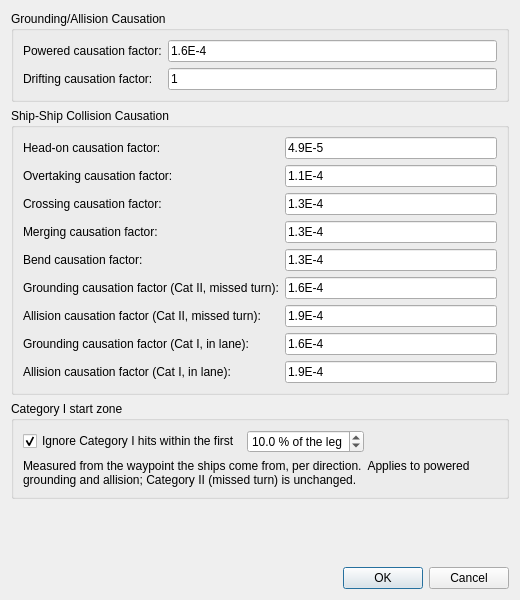
Qt form ui/causation_factors.ui (axelande/OMRAT) before a commit.
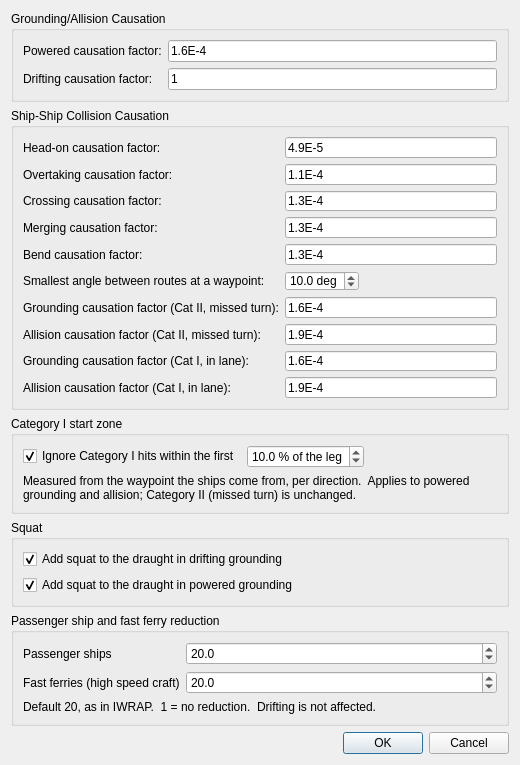
The same form after that commit.

Commit message: Update to version 18.1 fixing import/export from IWRAP and bugs documentation

```diff
--- a/ui/causation_factors.ui
+++ b/ui/causation_factors.ui
@@ -7,7 +7,7 @@
     <x>0</x>
     <y>0</y>
     <width>520</width>
-    <height>600</height>
+    <height>640</height>
    </rect>
   </property>
   <property name="windowTitle">
@@ -137,6 +137,38 @@
        </widget>
       </item>
       <item row="5" column="0">
+       <widget class="QLabel" name="labelMinEncounterAngle">
+        <property name="text">
+         <string>Smallest angle between routes at a waypoint:</string>
+        </property>
+        <property name="toolTip">
+         <string>Crossing, merging and bend at a waypoint are counted only for two routes whose arrival courses differ by at least this angle and at most 180 degrees minus it (the crossing formula divides by sin of the angle).  A turn smaller than this angle gives no bend.  Default 10 degrees: the range of validity of Friis-Hansen's crossing equations (10-170 degrees) and IWRAP's limit.</string>
+        </property>
+       </widget>
+      </item>
+      <item row="5" column="1">
+       <widget class="QDoubleSpinBox" name="sbMinEncounterAngle">
+        <property name="toolTip">
+         <string>Crossing, merging and bend at a waypoint are counted only for two routes whose arrival courses differ by at least this angle and at most 180 degrees minus it.  Default 10 degrees (Friis-Hansen's range of validity, IWRAP's limit).</string>
+        </property>
+        <property name="suffix">
+         <string> deg</string>
+        </property>
+        <property name="decimals">
+         <number>1</number>
+        </property>
+        <property name="minimum">
+         <double>1.000000000000000</double>
+        </property>
+        <property name="maximum">
+         <double>45.000000000000000</double>
+        </property>
+        <property name="value">
+         <double>10.000000000000000</double>
+        </property>
+       </widget>
+      </item>
+      <item row="6" column="0">
        <widget class="QLabel" name="labelGroundingCf">
         <property name="text">
          <string>Grounding causation factor (Cat II, missed turn):</string>
@@ -146,14 +178,14 @@
         </property>
        </widget>
       </item>
-      <item row="5" column="1">
+      <item row="6" column="1">
        <widget class="QLineEdit" name="leGroundingCf">
         <property name="text">
          <string>1.6E-4</string>
         </property>
        </widget>
       </item>
-      <item row="6" column="0">
+      <item row="7" column="0">
        <widget class="QLabel" name="labelAllisionCf">
         <property name="text">
          <string>Allision causation factor (Cat II, missed turn):</string>
@@ -163,14 +195,14 @@
         </property>
        </widget>
       </item>
-      <item row="6" column="1">
+      <item row="7" column="1">
        <widget class="QLineEdit" name="leAllisionCf">
         <property name="text">
          <string>1.9E-4</string>
         </property>
        </widget>
       </item>
-      <item row="7" column="0">
+      <item row="8" column="0">
        <widget class="QLabel" name="labelGroundingCat1Cf">
         <property name="text">
          <string>Grounding causation factor (Cat I, in lane):</string>
@@ -180,14 +212,14 @@
         </property>
        </widget>
       </item>
-      <item row="7" column="1">
+      <item row="8" column="1">
        <widget class="QLineEdit" name="leGroundingCat1Cf">
         <property name="text">
          <string>1.6E-4</string>
         </property>
        </widget>
       </item>
-      <item row="8" column="0">
+      <item row="9" column="0">
        <widget class="QLabel" name="labelAllisionCat1Cf">
         <property name="text">
          <string>Allision causation factor (Cat I, in lane):</string>
@@ -197,7 +229,7 @@
         </property>
        </widget>
       </item>
-      <item row="8" column="1">
+      <item row="9" column="1">
        <widget class="QLineEdit" name="leAllisionCat1Cf">
         <property name="text">
          <string>1.9E-4</string>
@@ -272,6 +304,106 @@
      </layout>
     </widget>
    </item>
+   <item>
+    <widget class="QGroupBox" name="groupBoxSquat">
+     <property name="title">
+      <string>Squat</string>
+     </property>
+     <property name="toolTip">
+      <string>Squat is added to the draught when a model decides which depth areas a ship can ground on: Barras' open-water squat S = Cb x V^2 / 100 (V in knots, S in metres) at the ship's speed on the leg, with the block coefficient Cb from the ship type.  Anchoring and the allision height clearance use the draught without squat.</string>
+     </property>
+     <layout class="QVBoxLayout" name="verticalLayoutSquat">
+      <item>
+       <widget class="QCheckBox" name="cbSquatDrifting">
+        <property name="text">
+         <string>Add squat to the draught in drifting grounding</string>
+        </property>
+        <property name="checked">
+         <bool>true</bool>
+        </property>
+       </widget>
+      </item>
+      <item>
+       <widget class="QCheckBox" name="cbSquatPowered">
+        <property name="text">
+         <string>Add squat to the draught in powered grounding</string>
+        </property>
+        <property name="checked">
+         <bool>true</bool>
+        </property>
+       </widget>
+      </item>
+     </layout>
+    </widget>
+   </item>
+   <item>
+    <widget class="QGroupBox" name="groupBoxPassengerReduction">
+     <property name="title">
+      <string>Passenger ship and fast ferry reduction</string>
+     </property>
+     <property name="toolTip">
+      <string>IWRAP's reduction factor F.  Collisions: the causation factor is divided by the square root of F for every passenger ship or fast ferry in the encounter.  Powered grounding and allision: their frequency is divided by F.  Default 20, as in IWRAP; 1 = no reduction.  Exported to and imported from IWRAP as set.</string>
+     </property>
+     <layout class="QFormLayout" name="formLayoutPassengerReduction">
+      <item row="0" column="0">
+       <widget class="QLabel" name="labelPassengerReduction">
+        <property name="text">
+         <string>Passenger ships</string>
+        </property>
+       </widget>
+      </item>
+      <item row="0" column="1">
+       <widget class="QDoubleSpinBox" name="sbPassengerReduction">
+        <property name="decimals">
+         <number>1</number>
+        </property>
+        <property name="minimum">
+         <double>1.000000000000000</double>
+        </property>
+        <property name="maximum">
+         <double>1000.000000000000000</double>
+        </property>
+        <property name="value">
+         <double>20.000000000000000</double>
+        </property>
+       </widget>
+      </item>
+      <item row="1" column="0">
+       <widget class="QLabel" name="labelFastFerryReduction">
+        <property name="text">
+         <string>Fast ferries (high speed craft)</string>
+        </property>
+       </widget>
+      </item>
+      <item row="1" column="1">
+       <widget class="QDoubleSpinBox" name="sbFastFerryReduction">
+        <property name="decimals">
+         <number>1</number>
+        </property>
+        <property name="minimum">
+         <double>1.000000000000000</double>
+        </property>
+        <property name="maximum">
+         <double>1000.000000000000000</double>
+        </property>
+        <property name="value">
+         <double>20.000000000000000</double>
+        </property>
+       </widget>
+      </item>
+      <item row="2" column="0" colspan="2">
+       <widget class="QLabel" name="labelPassengerReductionHelp">
+        <property name="text">
+         <string>Default 20, as in IWRAP.  1 = no reduction.  Drifting is not affected.</string>
+        </property>
+        <property name="wordWrap">
+         <bool>true</bool>
+        </property>
+       </widget>
+      </item>
+     </layout>
+    </widget>
+   </item>
    <item>
     <spacer name="verticalSpacer">
      <property name="orientation">
```
Left out of the diff: 2 changed lines with no effect on the pictures. The commit also changes 137 other files.
